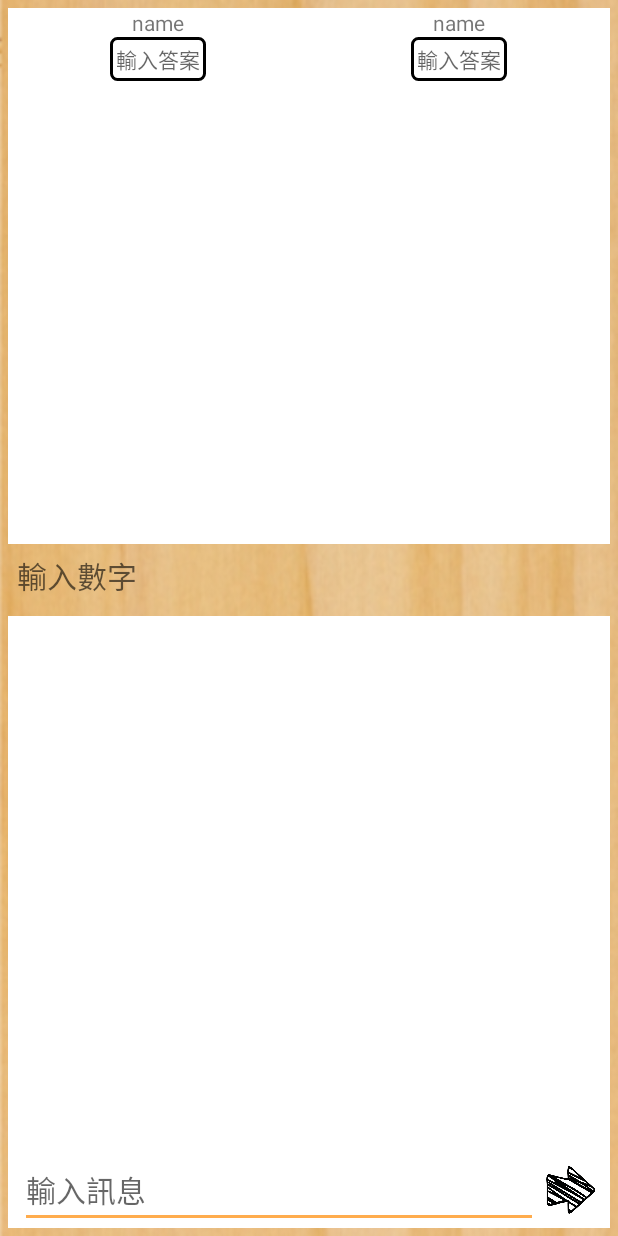
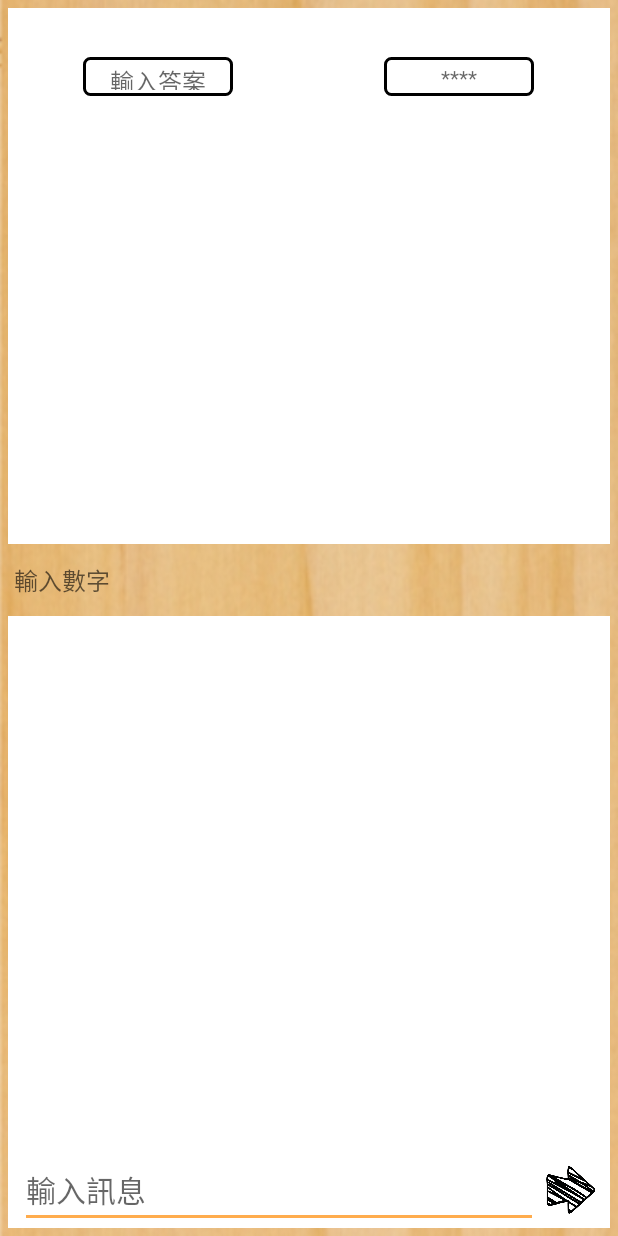
Before and after one commit to Johnny850807/1A2B-Online-War, an Android app: the DuelActivity screen opened directly, with no data from a screen before it, on a phone screen of 412 x 824 dp. Run offline under Robolectric (Android 15) with nearby library versions, the phone set to English and light mode, and no system bars.

Commit message:
game set answer

```diff
--- a/OnlineGame1A2Bapp/app/src/main/java/com/example/joanna_zhang/test/DuelActivity.java
+++ b/OnlineGame1A2Bapp/app/src/main/java/com/example/joanna_zhang/test/DuelActivity.java
@@ -1,12 +1,18 @@
 package com.example.joanna_zhang.test;
 
 import android.os.Bundle;
+import android.support.v7.app.AlertDialog;
 import android.support.v7.app.AppCompatActivity;
+import android.view.LayoutInflater;
 import android.view.View;
+import android.view.ViewGroup;
+import android.widget.BaseAdapter;
 import android.widget.ListView;
 import android.widget.TextView;
 
 import com.ood.clean.waterball.a1a2bsdk.core.CoreGameServer;
+
+import java.util.List;
 
 import gamecore.entity.ChatMessage;
 
@@ -19,7 +25,7 @@ public class DuelActivity extends AppCompatActivity implements ChatWindowView.On
     private InputNumberWindowView inputNumberWindowView;
     private TextView p1NameTxt, p2NameTxt, p1AnswerTxt, p2AnswerTxt;
     private ListView p1ResultListView, p2ResultListView;
-    private ListView p1ResultLst, p2ResultLst;
+    private List<String> p1Results, p2Results;
 
     @Override
     protected void onCreate(Bundle savedInstanceState) {
@@ -30,8 +36,8 @@ public class DuelActivity extends AppCompatActivity implements ChatWindowView.On
         //duel1A2BGameModule = (Duel1A2BGameModule) server.getModule(ModuleName.SIGNING);
 
         setupChatWindow();
-        //setupInputNumberWindowView();
         findViews();
+        setupAnswer();
     }
 
     private void findViews() {
@@ -43,16 +49,28 @@ public class DuelActivity extends AppCompatActivity implements ChatWindowView.On
         p2ResultListView = (ListView) findViewById(R.id.p2ResultLst);
     }
 
+    private void setupAnswer() {
+        new AlertDialog.Builder(this)
+                .setMessage(R.string.setAnswerFrist)
+                .setPositiveButton("OK", null)
+                .show();
+        new InputNumberWindowView.Builder(this)
+            .setOnEnterClickListener((number)->{
+                p1AnswerTxt.setText(number);
+            })
+            .build();
+    }
+
     public void setupChatWindow() {
         chatWindowView = new ChatWindowView.Builder(this)
-                .addOnSendMessageOnClickListener(this)
-                .build();
+            .addOnSendMessageOnClickListener(this)
+            .build();
     }
 
     private void setupInputNumberWindowView() {
         inputNumberWindowView = new InputNumberWindowView.Builder(this)
-                .setOnEnterClickListener(this)
-                .build();
+            .setOnEnterClickListener(this)
+            .build();
     }
 /*
     public void updateResultList(List<GuessRecord> resultList, ListView resultListView) {
@@ -74,11 +92,43 @@ public class DuelActivity extends AppCompatActivity implements ChatWindowView.On
 
     @Override
     public void onEnterClick(String guessName) {
-        p1AnswerTxt.setText(guessName);
+        // TODO
     }
 
     public void inputNumberOnClick(View view) {
         setupInputNumberWindowView();
     }
 
+    private class GuessResultAdapter extends BaseAdapter {
+
+        private List<String> resultList;
+
+        GuessResultAdapter(List<String> resultList) {
+            this.resultList = resultList;
+        }
+
+        @Override
+        public int getCount() {
+            return resultList.size();
+        }
+
+        @Override
+        public Object getItem(int i) {
+            return null;
+        }
+
+        @Override
+        public long getItemId(int i) {
+            return 0;
+        }
+
+        @Override
+        public View getView(int i, View view, ViewGroup viewGroup) {
+            view = LayoutInflater.from(DuelActivity.this).inflate(android.R.layout.simple_list_item_1, viewGroup, false);
+
+            // TODO
+            return null;
+        }
+    }
+
 }
--- a/OnlineGame1A2Bapp/app/src/main/res/layout/activity_room_duel.xml
+++ b/OnlineGame1A2Bapp/app/src/main/res/layout/activity_room_duel.xml
@@ -26,16 +26,19 @@
                 android:layout_width="wrap_content"
                 android:layout_height="wrap_content"
                 android:layout_gravity="center"
-                android:text="name" />
+                android:layout_margin="4dp"
+                android:textSize="18sp"/>
 
             <TextView
                 android:id="@+id/p1AnswerTxt"
-                android:layout_width="wrap_content"
-                android:layout_height="wrap_content"
+                android:layout_width="100sp"
+                android:layout_height="26sp"
                 android:layout_gravity="center"
+                android:gravity="center"
                 android:background="@drawable/guessnumber_textview_border"
                 android:hint="@string/inputAnswer"
-                android:padding="4dp" />
+                android:textSize="16sp"
+                android:padding="4dp"/>
 
             <ListView
                 android:id="@+id/p1ResultLst"
@@ -55,15 +58,17 @@
                 android:layout_width="wrap_content"
                 android:layout_height="wrap_content"
                 android:layout_gravity="center"
-                android:text="name" />
+                android:layout_margin="4dp"
+                android:textSize="18sp" />
 
             <TextView
                 android:id="@+id/p2AnswerTxt"
-                android:layout_width="wrap_content"
-                android:layout_height="wrap_content"
+                android:layout_width="100sp"
+                android:layout_height="26sp"
                 android:layout_gravity="center"
+                android:gravity="center"
                 android:background="@drawable/guessnumber_textview_border"
-                android:hint="@string/inputAnswer"
+                android:hint="****"
                 android:padding="4dp" />
 
             <ListView
@@ -79,11 +84,11 @@
         android:id="@+id/inputNumberEd"
         android:layout_width="match_parent"
         android:layout_height="wrap_content"
+        android:gravity="fill"
         android:background="@android:color/transparent"
         android:hint="@string/inputNumber"
-        android:padding="6dp"
-        android:textSize="20sp"
-        android:gravity="left"
+        android:padding="4dp"
+        android:textSize="16sp"
         android:onClick="inputNumberOnClick"/>
 
     <include
--- a/OnlineGame1A2Bapp/app/src/main/res/values/strings.xml
+++ b/OnlineGame1A2Bapp/app/src/main/res/values/strings.xml
@@ -33,5 +33,6 @@
     </array>
     <string name="title_activity_chat_window_test">ChatWindowTest</string>
     <string name="game_start">開始遊戲</string>
+    <string name="setAnswerFrist">請先設定答案Please input the answer frist.</string>
 
 </resources>
```
Also changed, not shown: 1 other file.
